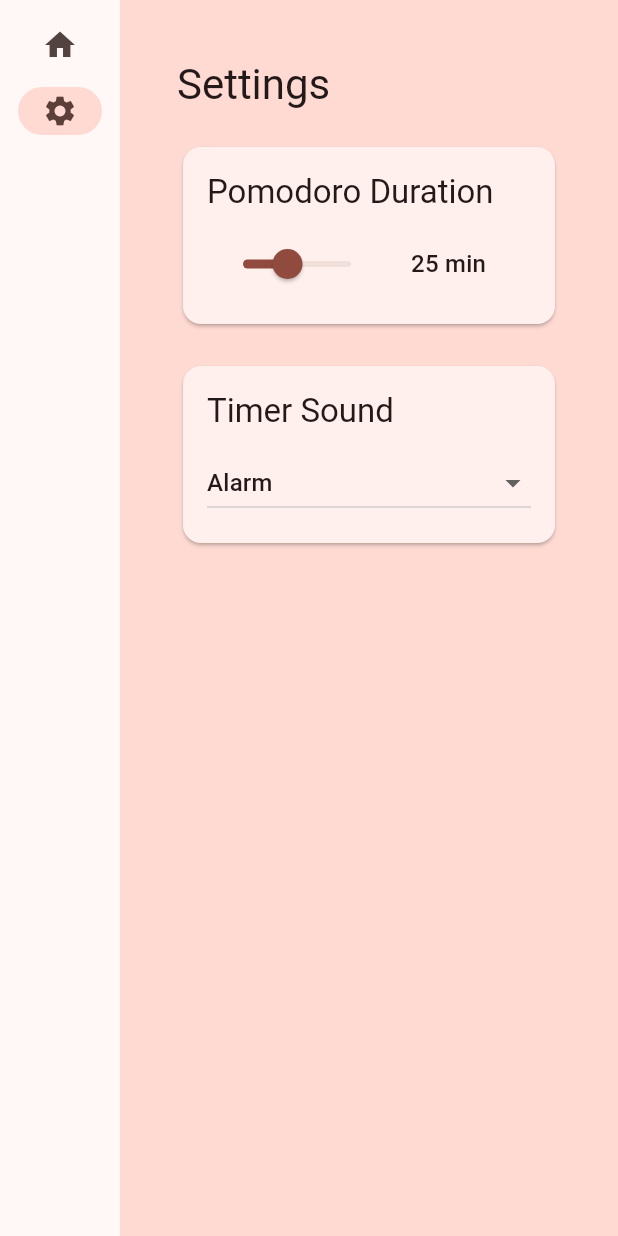
After one commit to emepetres/pomodoro-app, a Flutter app: the screen it shows after launch, after a tap on "Start", after a tap on "Home", after a tap on "Settings", on a phone screen of 412 x 824 dp. The commit adds this screen. Run offline on Flutter 3.47's test engine with Material 3 defaults, Android fonts, the phone set to English and light mode, and no system bars; our stand-ins replace audioplayers.

Commit message:
✨ pomodoro timer & settings
🔥 removed tutorial pages

```diff
--- /dev/null
+++ b/lib/pomodoro_page.dart
@@ -0,0 +1,141 @@
+import 'dart:async';
+import 'package:flutter/material.dart';
+import 'package:provider/provider.dart';
+import 'package:audioplayers/audioplayers.dart';
+import 'main.dart';
+
+class PomodoroPage extends StatefulWidget {
+  const PomodoroPage({super.key});
+
+  @override
+  State<PomodoroPage> createState() => _PomodoroPageState();
+}
+
+class _PomodoroPageState extends State<PomodoroPage> {
+  int _remainingSeconds = 0;
+  Timer? _timer;
+  bool _isRunning = false;
+  final AudioPlayer _audioPlayer = AudioPlayer();
+  bool _isAlarmPlaying = false;
+
+  @override
+  void initState() {
+    super.initState();
+    // Initialize with the default value
+    WidgetsBinding.instance.addPostFrameCallback((_) {
+      final appState = Provider.of<MyAppState>(context, listen: false);
+      setState(() {
+        _remainingSeconds = appState.pomodoroDuration * 60;
+      });
+    });
+  }
+
+  void _startTimer() {
+    if (_isRunning) {
+      // Pause
+      _timer?.cancel();
+      setState(() {
+        _isRunning = false;
+      });
+    } else {
+      // Start or Resume
+      setState(() {
+        _isRunning = true;
+      });
+      _timer = Timer.periodic(const Duration(seconds: 1), (timer) {
+        setState(() {
+          if (_remainingSeconds > 0) {
+            _remainingSeconds--;
+          } else {
+            _timer?.cancel();
+            _isRunning = false;
+            _playAlarm();
+          }
+        });
+      });
+    }
+  }
+
+  void _resetTimer() {
+    final appState = Provider.of<MyAppState>(context, listen: false);
+    _timer?.cancel();
+    _stopAlarm();
+    setState(() {
+      _remainingSeconds = appState.pomodoroDuration * 60;
+      _isRunning = false;
+    });
+  }
+
+  String _formatTime() {
+    int minutes = _remainingSeconds ~/ 60;
+    int seconds = _remainingSeconds % 60;
+    return '${minutes.toString().padLeft(2, '0')}:${seconds.toString().padLeft(2, '0')}';
+  }
+
+  void _playAlarm() async {
+    if (!_isAlarmPlaying) {
+      final appState = Provider.of<MyAppState>(context, listen: false);
+      setState(() {
+        _isAlarmPlaying = true;
+      });
+      await _audioPlayer.setReleaseMode(ReleaseMode.loop);
+      await _audioPlayer.play(AssetSource('sounds/${appState.selectedSound}'));
+    }
+  }
+
+  void _stopAlarm() async {
+    if (_isAlarmPlaying) {
+      await _audioPlayer.stop();
+      setState(() {
+        _isAlarmPlaying = false;
+      });
+    }
+  }
+
+  @override
+  void dispose() {
+    _timer?.cancel();
+    _audioPlayer.dispose();
+    super.dispose();
+  }
+
+  @override
+  Widget build(BuildContext context) {
+    final theme = Theme.of(context);
+
+    final style = theme.textTheme.displayLarge!.copyWith(
+      color: theme.colorScheme.onPrimary,
+    );
+
+    return Center(
+      child: Column(
+        mainAxisAlignment: MainAxisAlignment.center,
+        children: [
+          Card(
+            color: theme.colorScheme.primary,
+            elevation: 2,
+            child: Padding(
+              padding: const EdgeInsets.all(40),
+              child: Text(_formatTime(), style: style),
+            ),
+          ),
+          const SizedBox(height: 20),
+          Row(
+            mainAxisSize: MainAxisSize.min,
+            children: [
+              ElevatedButton(
+                onPressed: _resetTimer,
+                child: const Text('Reset'),
+              ),
+              const SizedBox(width: 10),
+              ElevatedButton(
+                onPressed: _startTimer,
+                child: Text(_isRunning ? 'Pause' : 'Start'),
+              ),
+            ],
+          ),
+        ],
+      ),
+    );
+  }
+}
--- /dev/null
+++ b/lib/settings_page.dart
@@ -0,0 +1,97 @@
+import 'package:flutter/material.dart';
+import 'package:provider/provider.dart';
+import 'main.dart';
+
+class SettingsPage extends StatelessWidget {
+  const SettingsPage({super.key});
+
+  @override
+  Widget build(BuildContext context) {
+    var appState = context.watch<MyAppState>();
+
+    return Padding(
+      padding: const EdgeInsets.all(38),
+      child: Column(
+        crossAxisAlignment: CrossAxisAlignment.start,
+        children: [
+          Text("Settings", style: Theme.of(context).textTheme.headlineMedium),
+          const SizedBox(height: 20),
+          Card(
+            child: Padding(
+              padding: const EdgeInsets.all(16),
+              child: Column(
+                crossAxisAlignment: CrossAxisAlignment.start,
+                children: [
+                  Text(
+                    "Pomodoro Duration",
+                    style: Theme.of(context).textTheme.titleLarge,
+                  ),
+                  const SizedBox(height: 10),
+                  Row(
+                    children: [
+                      Expanded(
+                        child: Slider(
+                          value: appState.pomodoroDuration.toDouble(),
+                          min: 1,
+                          max: 60,
+                          divisions: 59,
+                          label: '${appState.pomodoroDuration} minutes',
+                          onChanged: (value) {
+                            appState.setPomodoroDuration(value.toInt());
+                          },
+                        ),
+                      ),
+                      const SizedBox(width: 16),
+                      SizedBox(
+                        width: 80,
+                        child: Text(
+                          '${appState.pomodoroDuration} min',
+                          style: Theme.of(context).textTheme.titleMedium,
+                        ),
+                      ),
+                    ],
+                  ),
+                ],
+              ),
+            ),
+          ),
+          const SizedBox(height: 20),
+          Card(
+            child: Padding(
+              padding: const EdgeInsets.all(16),
+              child: Column(
+                crossAxisAlignment: CrossAxisAlignment.start,
+                children: [
+                  Text(
+                    "Timer Sound",
+                    style: Theme.of(context).textTheme.titleLarge,
+                  ),
+                  const SizedBox(height: 10),
+                  DropdownButton<String>(
+                    value: appState.selectedSound,
+                    isExpanded: true,
+                    items: const [
+                      DropdownMenuItem(
+                        value: 'alarm.wav',
+                        child: Text('Alarm'),
+                      ),
+                      DropdownMenuItem(
+                        value: 'rain-rainforest.mp3',
+                        child: Text('Rain Rainforest'),
+                      ),
+                    ],
+                    onChanged: (String? newValue) {
+                      if (newValue != null) {
+                        appState.setSelectedSound(newValue);
+                      }
+                    },
+                  ),
+                ],
+              ),
+            ),
+          ),
+        ],
+      ),
+    );
+  }
+}
```
Also changed, not shown: lib/main.dart (+14 -117 lines), pubspec.yaml (+4 -5 lines), pubspec.lock, 8 other files.
